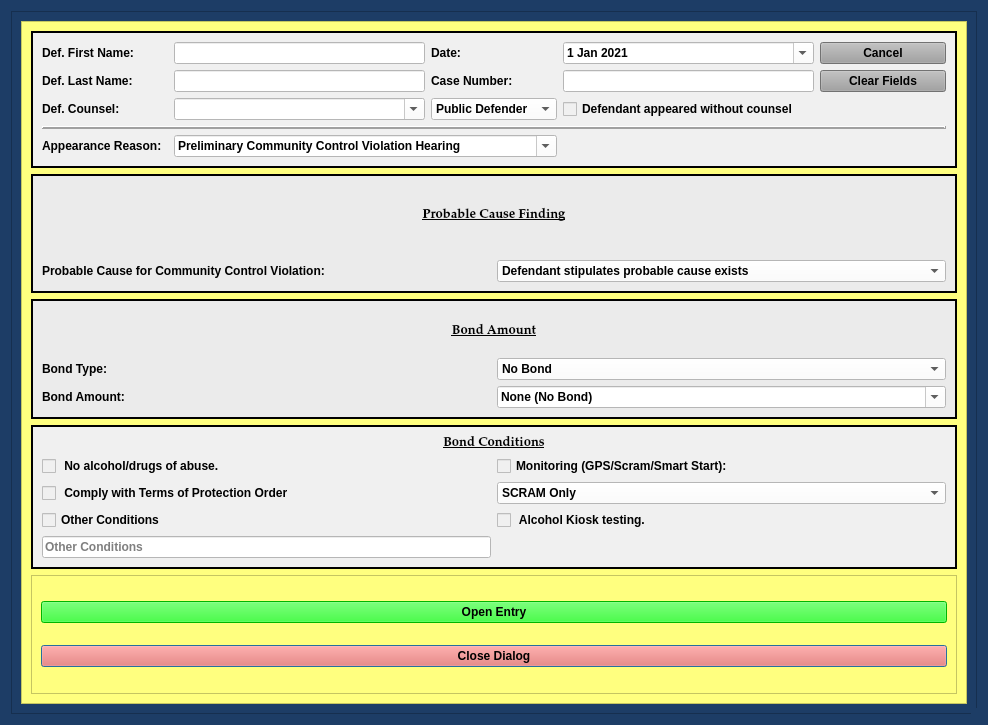
Qt form package/views/ui/ProbationViolationBondDialog.ui (HunterProgram22/MuniEntry) before a commit.
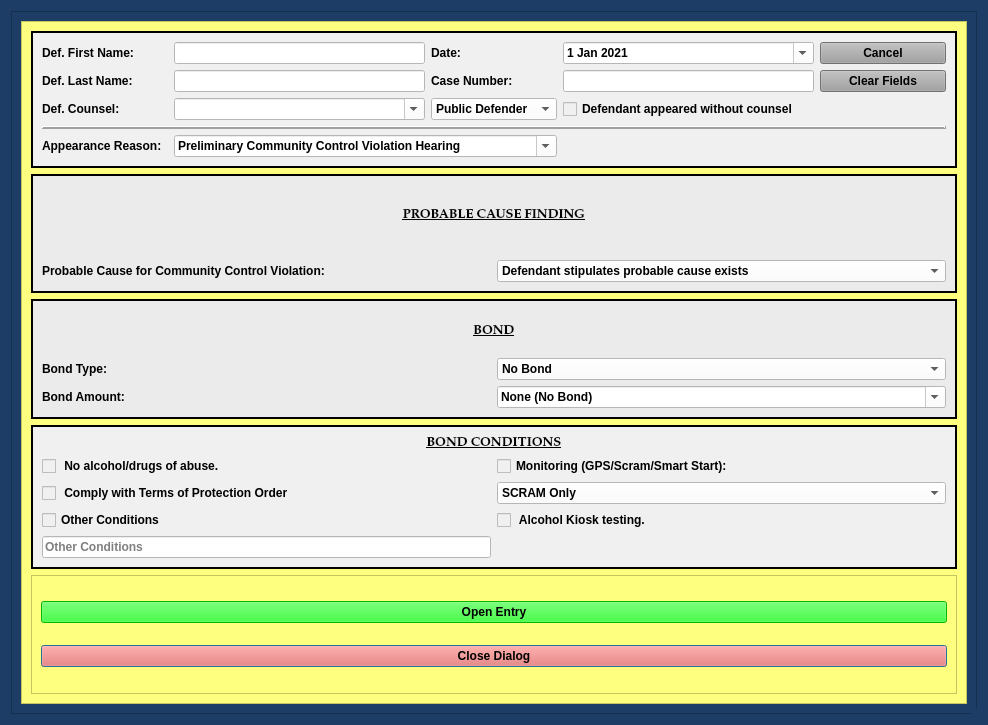
The same form after that commit.

```diff
--- a/package/views/ui/ProbationViolationBondDialog.ui
+++ b/package/views/ui/ProbationViolationBondDialog.ui
@@ -303,7 +303,7 @@
                 </font>
                </property>
                <property name="text">
-                <string>Bond Conditions</string>
+                <string>BOND CONDITIONS</string>
                </property>
                <property name="alignment">
                 <set>Qt::AlignCenter</set>
@@ -678,7 +678,7 @@
                 </font>
                </property>
                <property name="text">
-                <string>Bond Amount</string>
+                <string>BOND</string>
                </property>
                <property name="alignment">
                 <set>Qt::AlignCenter</set>
@@ -726,7 +726,7 @@
                 </font>
                </property>
                <property name="text">
-                <string>Probable Cause Finding</string>
+                <string>PROBABLE CAUSE FINDING</string>
                </property>
                <property name="alignment">
                 <set>Qt::AlignCenter</set>
```
